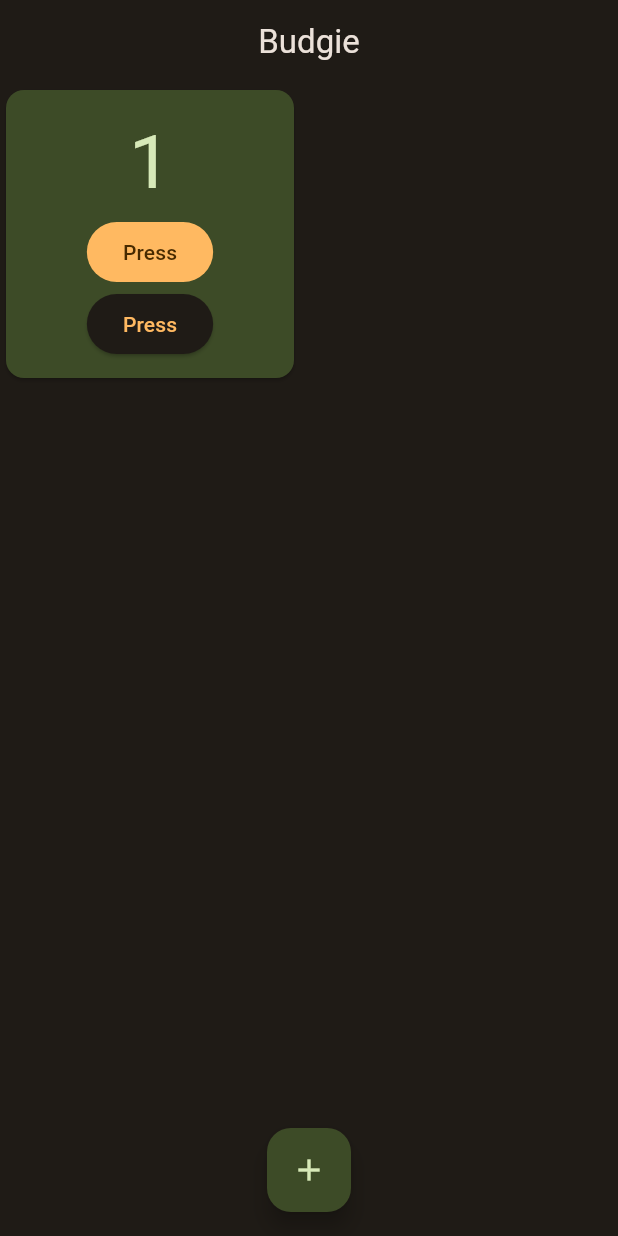
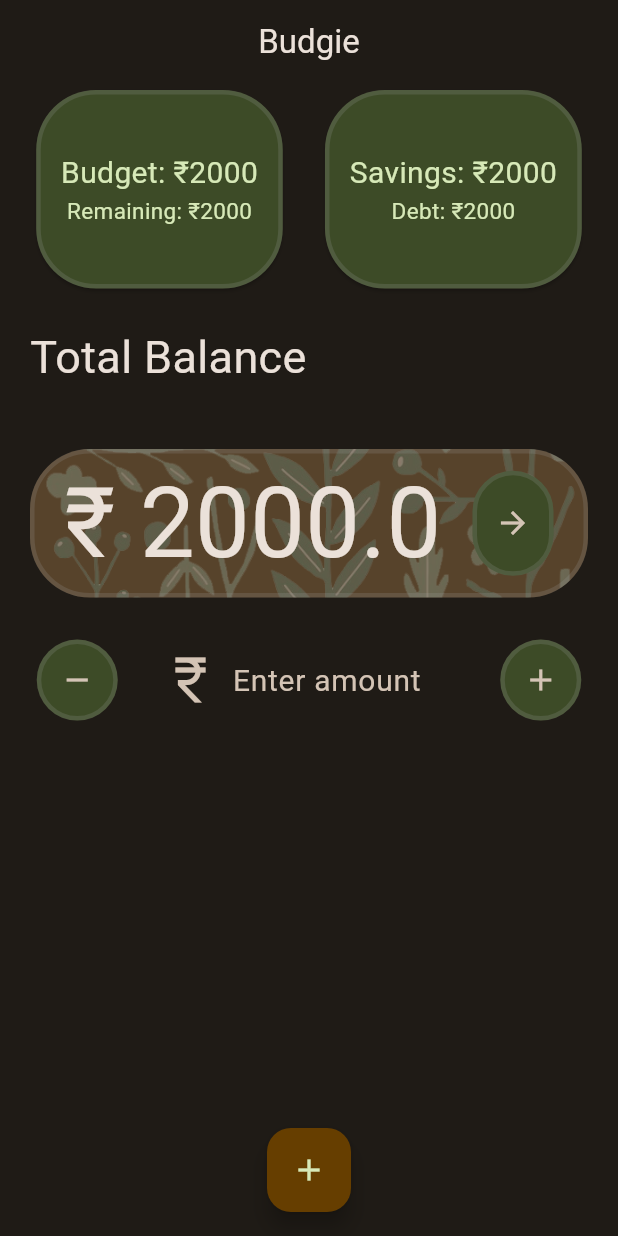
Before and after one commit to AryanSarafDev/Budgie, a Flutter app: the screen it shows after launch, on a phone screen of 412 x 824 dp. Run offline on Flutter 3.47's test engine with Material 2 defaults, Android fonts, the phone set to English and light mode, and no system bars; our stand-ins replace get.

Commit message:
Home Screen Widgets add 1

```diff
--- /dev/null
+++ b/lib/controllers/datadisplaycontrollers.dart
@@ -0,0 +1,52 @@
+import 'package:get/get.dart';
+class DisplayBalanceController extends GetxController
+{
+  final Balance = 2000.0.obs;
+  addvalue(double sum)
+  {
+    Balance(Balance.value+sum);
+  }
+  deletevalue(double sum)
+  {
+    Balance(Balance.value+sum);
+  }
+}
+
+/* Container(
+height: 200,
+width: 200,
+child: Card(
+shape: RoundedRectangleBorder(
+borderRadius: BorderRadius.circular(40), // if you need this
+side: BorderSide(
+color: Colors.grey.withOpacity(0.2),
+width: 5,
+),
+),
+color: Theme.of(context).colorScheme.tertiaryContainer,
+child: Column(
+mainAxisAlignment: MainAxisAlignment.center,
+crossAxisAlignment: CrossAxisAlignment.center,
+children: [
+Obx(() => Text(
+"${c.check}",
+style: TextStyle(
+color: Theme.of(context)
+    .colorScheme
+    .onTertiaryContainer,
+fontSize: 50),
+)),
+FilledButton(
+onPressed: () {
+c.updatevalue();
+},
+child: Text("Press")),
+ElevatedButton(
+onPressed: () {
+Get.to(const LoginScreen());
+},
+child: Text("Press"))
+],
+),
+),
+) */
--- /dev/null
+++ b/lib/controllers/textboxController.dart
@@ -0,0 +1,102 @@
+import 'package:flutter/material.dart';
+
+
+class TextFieldInput extends StatelessWidget {
+  final TextEditingController textEditingController;
+  final bool isPass;
+  final String hintText;
+  final TextInputType textInputType;
+  final double boxwidth;
+  final double fontsize;
+  final double hintfontsize;
+
+
+  const TextFieldInput(
+      {Key? key,
+      required this.textEditingController,
+      this.isPass = false,
+      required this.hintText,
+      required this.textInputType,
+      this.boxwidth = 10,
+      this.fontsize = 20,
+      this.hintfontsize =20,
+      })
+      : super(key: key);
+
+  @override
+  Widget build(BuildContext context) {
+    final inputBorder = OutlineInputBorder(
+      borderSide: Divider.createBorderSide(context),
+    );
+
+    return TextField(
+      controller: textEditingController,
+      decoration: InputDecoration(border: InputBorder.none,
+          hintText: hintText,
+          focusedBorder: UnderlineInputBorder(
+            borderSide: BorderSide(),
+          ),
+          contentPadding: EdgeInsets.symmetric(vertical: boxwidth),
+          prefixIcon: Icon(Icons.currency_rupee,size: 40,),
+
+      hintStyle: TextStyle(fontSize: hintfontsize,),
+
+      ),
+      keyboardType: textInputType,
+      obscureText: isPass,
+      style: TextStyle(fontSize: fontsize),
+
+
+
+    );
+  }
+}
+class TextString extends StatelessWidget {
+  final TextEditingController textEditingController;
+  final bool isPass;
+  final String hintText;
+  final TextInputType textInputType;
+  final double hi;
+  final double fh;
+  final double hs;
+
+
+  const TextString(
+      {Key? key,
+        required this.textEditingController,
+        this.isPass = false,
+        required this.hintText,
+        required this.textInputType,
+        this.hi = 10,
+        this.fh = 20,
+        this.hs =20,
+      })
+      : super(key: key);
+
+  @override
+  Widget build(BuildContext context) {
+    final inputBorder = OutlineInputBorder(
+      borderSide: Divider.createBorderSide(context),
+    );
+
+    return TextField(
+      controller: textEditingController,
+      decoration: InputDecoration(border: InputBorder.none,
+        hintText: hintText,
+        focusedBorder: UnderlineInputBorder(
+          borderSide: BorderSide(),
+        ),
+        contentPadding: EdgeInsets.symmetric(vertical: hi),
+
+        hintStyle: TextStyle(fontSize: hs,),
+
+      ),
+      keyboardType: textInputType,
+      obscureText: isPass,
+      style: TextStyle(fontSize: fh),
+
+
+
+    );
+  }
+}
--- a/lib/ui/homescreenwidgets.dart
+++ b/lib/ui/homescreenwidgets.dart
@@ -0,0 +1,177 @@
+import 'package:budgie/controllers/checkC.dart';
+import 'package:budgie/controllers/textboxController.dart';
+import 'package:budgie/views/login.dart';
+import 'package:flutter/material.dart';
+import 'package:get/get.dart';
+
+class TopCard extends StatelessWidget {
+  TopCard(
+      {required this.value1,
+      required this.value2,
+      required this.title1,
+      required this.title2,
+      Key? key})
+      : super(key: key);
+  var value1 = 0;
+  var value2 = 0;
+  var title1 = "";
+  var title2 = "";
+
+  @override
+  Widget build(BuildContext context) {
+    final c = Get.put(ChekController());
+    return SizedBox(
+      child: Card(
+        shape: RoundedRectangleBorder(
+          borderRadius: BorderRadius.circular(40), // if you need this
+          side: BorderSide(
+            color: Colors.grey.withOpacity(0.2),
+            width: 3,
+          ),
+        ),
+        color: Theme.of(context).colorScheme.tertiaryContainer,
+        child: Padding(
+          padding: EdgeInsets.symmetric(
+            vertical: MediaQuery.of(context).size.height / 20,
+            horizontal: MediaQuery.of(context).size.width / 25,
+          ),
+          child: Column(
+            mainAxisAlignment: MainAxisAlignment.center,
+            crossAxisAlignment: CrossAxisAlignment.center,
+            children: [
+              Row(
+                mainAxisAlignment: MainAxisAlignment.center,
+                children: [
+                  Text(
+                    "$title1: ",
+                    style: TextStyle(
+                        color:
+                            Theme.of(context).colorScheme.onTertiaryContainer,
+                        fontSize: 20,
+                        fontWeight: FontWeight.w400),
+                  ),
+                  Text("₹$value1",
+                      style: TextStyle(
+                        color:
+                            Theme.of(context).colorScheme.onTertiaryContainer,
+                        fontSize: 20,
+                      )),
+                ],
+              ),
+              Row(
+                mainAxisAlignment: MainAxisAlignment.center,
+                children: [
+                  Text(
+                    "$title2: ",
+                    style: TextStyle(
+                      color: Theme.of(context).colorScheme.onTertiaryContainer,
+                      fontSize: 15,
+                    ),
+                  ),
+                  Text(
+                    "₹$value2",
+                    style: TextStyle(
+                      color: Theme.of(context).colorScheme.onTertiaryContainer,
+                      fontSize: 15,
+                    ),
+                  )
+                ],
+              ),
+            ],
+          ),
+        ),
+      ),
+    );
+  }
+}
+
+class TotalBalance extends StatelessWidget {
+  TotalBalance({Key? key, required this.balance}) : super(key: key);
+  var balance = 0.0;
+
+  @override
+  Widget build(BuildContext context) {
+    return Container(
+      decoration: BoxDecoration(
+        color: Theme.of(context).colorScheme.secondaryContainer,
+        borderRadius: BorderRadius.circular(40),
+        border: Border.all(color: Colors.grey.withOpacity(0.2), width: 3),
+        image: DecorationImage(
+            image: AssetImage("assets/cardbackdrop.png"),
+            fit: BoxFit.cover,
+            opacity: 0.3),
+      ),
+      child: Padding(
+          padding: const EdgeInsets.symmetric(horizontal: 20),
+          child: Column(
+            mainAxisAlignment: MainAxisAlignment.center,
+            crossAxisAlignment: CrossAxisAlignment.stretch,
+            children: [
+              Row(
+                mainAxisAlignment: MainAxisAlignment.spaceBetween,
+                children: [
+                  Text(
+                    "₹ $balance",
+                    style: TextStyle(fontSize: 65),
+                    textAlign: TextAlign.start,
+                  ),
+                  GreenButton(
+                    onPress: () {},
+                    icon: Icon(Icons.arrow_forward_outlined),
+                    buttonHeight: 70,
+                  )
+                ],
+              ),
+            ],
+          )),
+    );
+  }
+}
+
+class Addbalance extends StatelessWidget {
+  Addbalance({Key? key, required this.addbalancecontroller}) : super(key: key);
+  TextEditingController addbalancecontroller;
+
+  @override
+  Widget build(BuildContext context) {
+    return Container(
+        child: Row(
+      mainAxisAlignment: MainAxisAlignment.spaceEvenly,
+      children: [
+        GreenButton(onPress: () {}, icon: Icon(Icons.remove)),
+        SizedBox(
+            width: MediaQuery.of(context).size.width * 0.5,
+            child: TextFieldInput(
+              textEditingController: addbalancecontroller,
+              hintText: "Enter amount",
+              textInputType: TextInputType.number,
+              boxwidth: 20,
+            )),
+        GreenButton(onPress: () {}, icon: Icon(Icons.add))
+      ],
+    ));
+  }
+}
+
+class GreenButton extends StatelessWidget {
+  final double? buttonHeight;
+  final Function onPress;
+  final Icon icon;
+  GreenButton(
+      {Key? key,
+      this.buttonHeight = null,
+      required this.onPress,
+      required this.icon})
+      : super(key: key);
+
+  @override
+  Widget build(BuildContext context) {
+    return Container(
+        height: buttonHeight,
+        decoration: BoxDecoration(
+            color: Theme.of(context).colorScheme.tertiaryContainer,
+            borderRadius: BorderRadius.circular(40),
+            border: Border.all(color: Colors.grey.withOpacity(0.2), width: 3)),
+        child: IconButton(onPressed: () {}, icon: icon));
+  }
+}
--- a/lib/views/home.dart
+++ b/lib/views/home.dart
@@ -1,4 +1,7 @@
 import 'package:budgie/controllers/checkC.dart';
+import 'package:budgie/controllers/datadisplaycontrollers.dart';
+import 'package:budgie/controllers/textboxController.dart';
+import 'package:budgie/ui/homescreenwidgets.dart';
 import 'package:budgie/views/login.dart';
 import 'package:flutter/material.dart';
 import 'package:get/get.dart';
@@ -6,47 +9,57 @@ import 'package:get/get.dart';
 class HomeScreen extends StatelessWidget {
   HomeScreen({Key? key}) : super(key: key);
   final c = Get.put(ChekController());
+  final displayBalance = Get.put(DisplayBalanceController());
+  final TextEditingController addbalance = TextEditingController();
 
   @override
   Widget build(BuildContext context) {
     final value = c.check.value;
     return Scaffold(
-      appBar: AppBar(title: Center(child: Text("Budgie"))),
-      floatingActionButton: FloatingActionButton(backgroundColor: Theme.of(context).colorScheme.tertiaryContainer,
+      appBar: AppBar(
+          title: Center(
+              child: Text(
+        "Budgie",
+      ))),
+      floatingActionButton: FloatingActionButton(
         onPressed: () {},
-        child: Icon(Icons.add,color: Theme.of(context).colorScheme.onTertiaryContainer,),
+        child: Icon(
+          Icons.add,
+          color: Theme.of(context).colorScheme.onTertiaryContainer,
+        ),
         focusElevation: 20,
       ),
       floatingActionButtonLocation: FloatingActionButtonLocation.centerFloat,
-      body: Container(
-        height: 200,
-        width: 200,
-        child: Card(
-          color: Theme.of(context).colorScheme.tertiaryContainer,
-          child: Column(
-            mainAxisAlignment: MainAxisAlignment.center,
+      body: Column(
+        crossAxisAlignment: CrossAxisAlignment.start,
+        children: [
+          Row(
+            mainAxisAlignment: MainAxisAlignment.spaceEvenly,
             crossAxisAlignment: CrossAxisAlignment.center,
             children: [
-              Obx(() => Text(
-                    "${c.check}",
-                    style: TextStyle(
-                        color:
-                            Theme.of(context).colorScheme.onTertiaryContainer,
-                        fontSize: 50),
-                  )),
-              FilledButton(
-                  onPressed: () {
-                    c.updatevalue();
-                  },
-                  child: Text("Press")),
-              ElevatedButton(
-                  onPressed: () {
-                    Get.to(const LoginScreen());
-                  },
-                  child: Text("Press"))
+              TopCard(
+                  value1: 2000,
+                  value2: 2000,
+                  title1: "Budget",
+                  title2: "Remaining"),
+              TopCard(
+                  value1: 2000, value2: 2000, title2: "Debt", title1: "Savings")
             ],
           ),
-        ),
+          Padding(
+            padding: const EdgeInsets.all(20),
+            child: Text(
+              "Total Balance",
+              style: TextStyle(fontSize: 30),
+              textAlign: TextAlign.start,
+            ),
+          ),
+          Obx(() => Padding(
+                padding: const EdgeInsets.all(20.0),
+                child: TotalBalance(balance: displayBalance.Balance.value),
+              )),
+          Addbalance(addbalancecontroller: addbalance)
+        ],
       ),
     );
   }
--- a/pubspec.yaml
+++ b/pubspec.yaml
@@ -61,8 +61,8 @@ flutter:
   uses-material-design: true
 
   # To add assets to your application, add an assets section, like this:
-  # assets:
-  #   - images/a_dot_burr.jpeg
+  assets:
+      - assets/cardbackdrop.png
   #   - images/a_dot_ham.jpeg
 
   # An image asset can refer to one or more resolution-specific "variants", see
```
Also changed, not shown: assets/backdrop.jpg (added), assets/cardbackdrop.png (added), lib/controllers/animationcontroller.dart (added).
